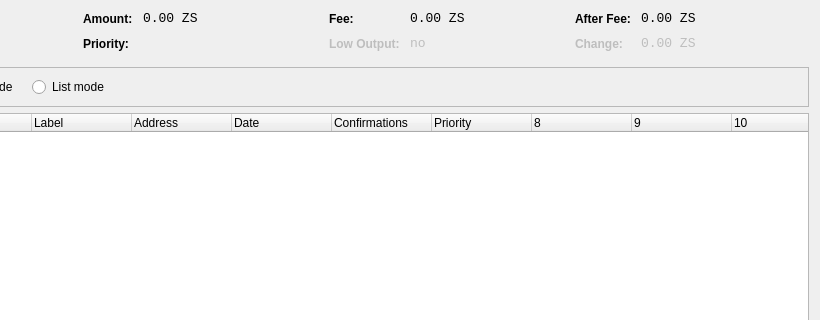
Before: the Qt Designer form src/qt/forms/coincontroldialog.ui in alexandria-io/GamerHolicCoin, drawn with Qt 5; both pictures show x 180 to 1000 and y 0 to 320 of the 1000 by 500 pixel window.
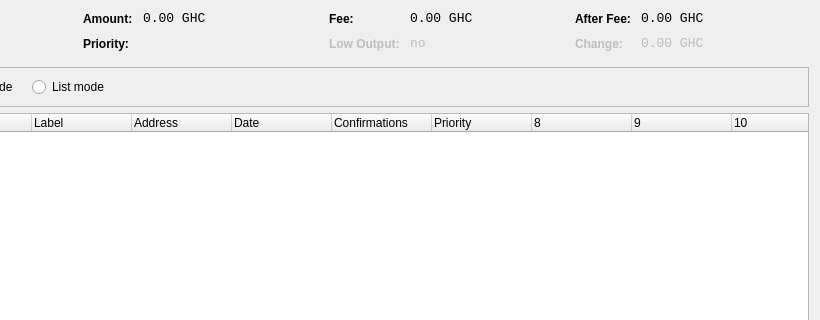
After: the same form once the commit is applied. Custom widgets are drawn as their Qt base class.

Diff of the .ui file:
```diff
--- a/src/qt/forms/coincontroldialog.ui
+++ b/src/qt/forms/coincontroldialog.ui
@@ -141,7 +141,7 @@
           <enum>Qt::ActionsContextMenu</enum>
          </property>
          <property name="text">
-          <string notr="true">0.00 ZS</string>
+          <string notr="true">0.00 GHC</string>
          </property>
          <property name="textInteractionFlags">
           <set>Qt::LinksAccessibleByMouse|Qt::TextSelectableByKeyboard|Qt::TextSelectableByMouse</set>
@@ -221,7 +221,7 @@
           <enum>Qt::ActionsContextMenu</enum>
          </property>
          <property name="text">
-          <string notr="true">0.00 ZS</string>
+          <string notr="true">0.00 GHC</string>
          </property>
          <property name="textInteractionFlags">
           <set>Qt::LinksAccessibleByMouse|Qt::TextSelectableByKeyboard|Qt::TextSelectableByMouse</set>
@@ -307,7 +307,7 @@
           <enum>Qt::ActionsContextMenu</enum>
          </property>
          <property name="text">
-          <string notr="true">0.00 ZS</string>
+          <string notr="true">0.00 GHC</string>
          </property>
          <property name="textInteractionFlags">
           <set>Qt::LinksAccessibleByMouse|Qt::TextSelectableByKeyboard|Qt::TextSelectableByMouse</set>
@@ -345,7 +345,7 @@
           <enum>Qt::ActionsContextMenu</enum>
          </property>
          <property name="text">
-          <string notr="true">0.00 ZS</string>
+          <string notr="true">0.00 GHC</string>
          </property>
          <property name="textInteractionFlags">
           <set>Qt::LinksAccessibleByMouse|Qt::TextSelectableByKeyboard|Qt::TextSelectableByMouse</set>
```
